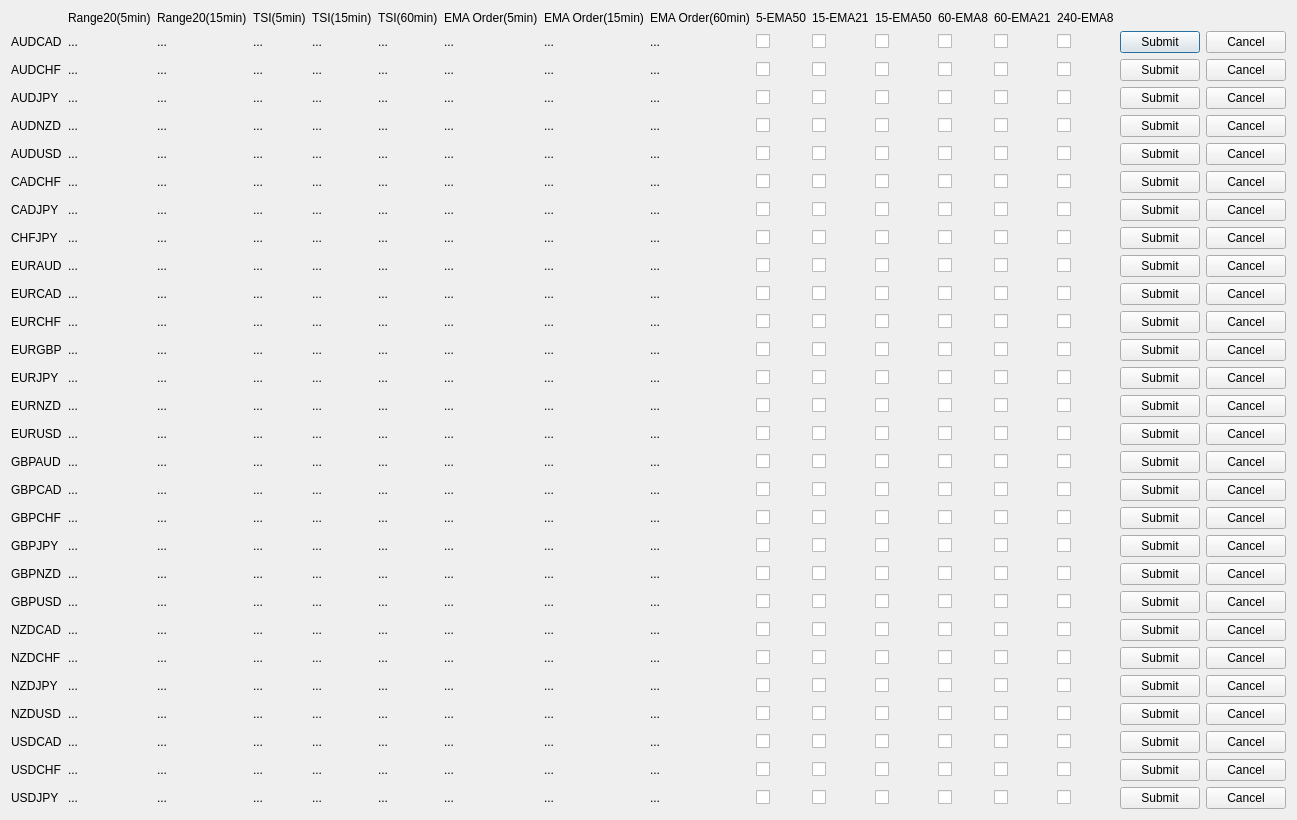
boyuhou/ScannerApp, file ui/scanner.ui: the form before one commit.
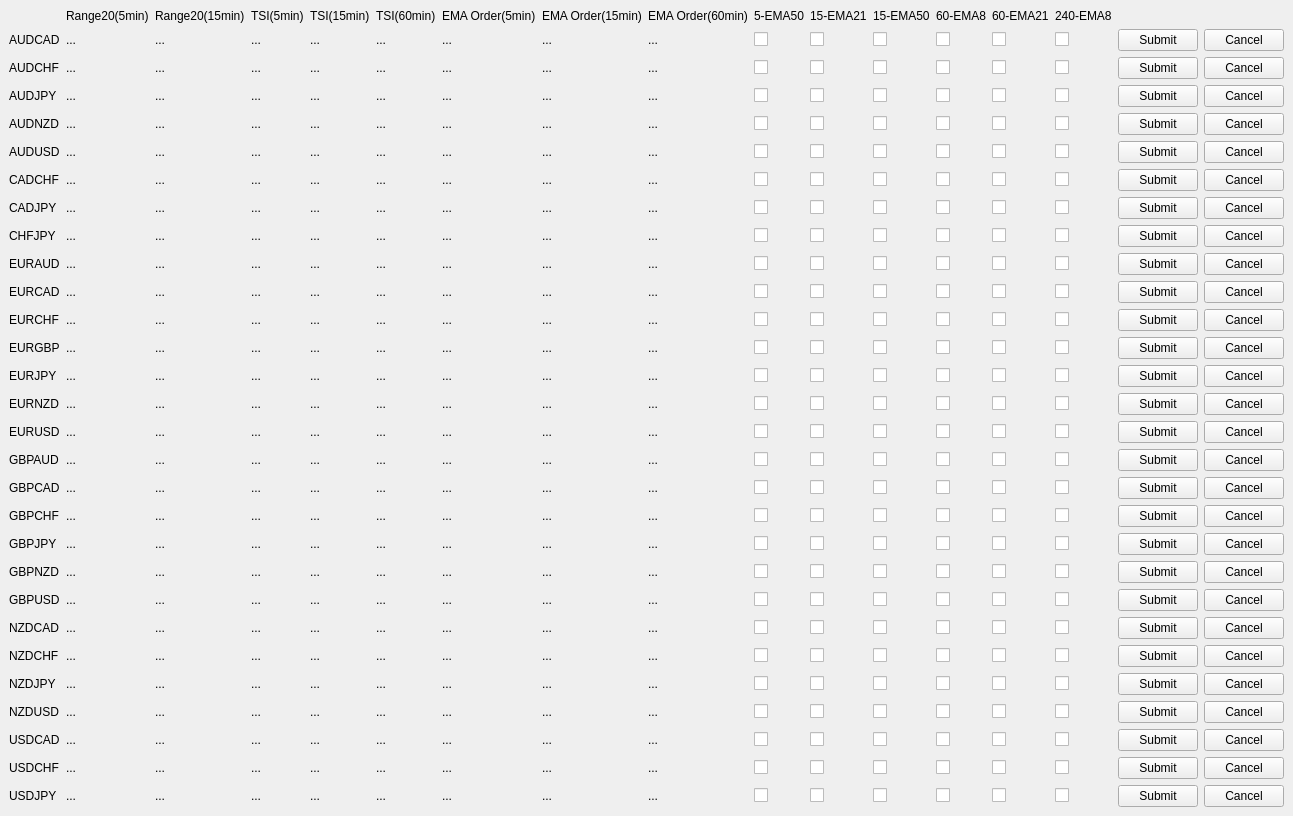
The form after the commit.

Commit message: LG - update ui from dialog to window

The edit to the form file:
```diff
--- a/ui/scanner.ui
+++ b/ui/scanner.ui
@@ -1,7 +1,7 @@
 <?xml version="1.0" encoding="UTF-8"?>
 <ui version="4.0">
-    <class>Dialog</class>
-    <widget class="QDialog" name="Dialog">
+    <class>MainWindow</class>
+    <widget class="QMainWindow" name="MainWindow">
         <property name="geometry">
             <rect>
                 <x>0</x>
@@ -13,6 +13,7 @@
         <property name="windowTitle">
             <string>Dialog</string>
         </property>
+        <widget class="QWidget" name="centralwidget">
         <layout class="QGridLayout" name="gridLayout_4">
             <item row="1" column="0">
                 <widget class="QLabel" name="LABEL_AUDCAD">
@@ -3461,6 +3462,7 @@
                 </widget>
             </item>
         </layout>
+        </widget>
     </widget>
     <resources/>
     <connections/>
```
Lines whose indentation alone changed are shown as unchanged. The commit also changes 4 other files.
